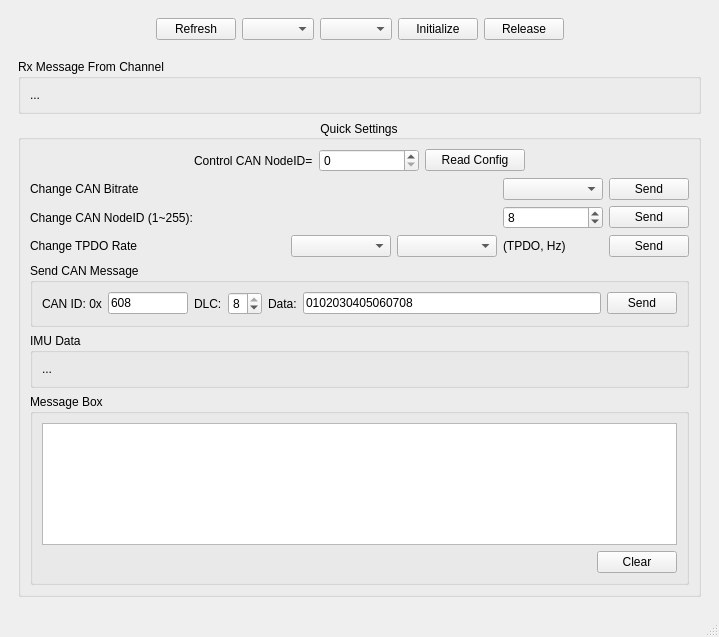
The window that pcan_qt.ui (avmm9898/PCAN_QT) describes before a commit, drawn with Qt 5.
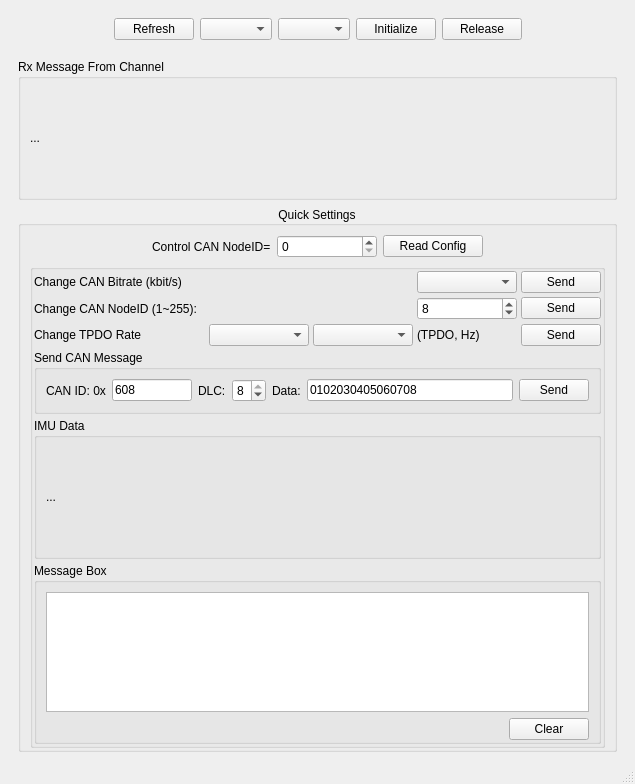
The same window after the commit.

Patch:
```diff
--- a/pcan_qt.ui
+++ b/pcan_qt.ui
@@ -6,8 +6,8 @@
    <rect>
     <x>0</x>
     <y>0</y>
-    <width>719</width>
-    <height>637</height>
+    <width>635</width>
+    <height>784</height>
    </rect>
   </property>
   <property name="windowTitle">
@@ -15,6 +15,9 @@
   </property>
   <widget class="QWidget" name="centralwidget">
    <layout class="QHBoxLayout" name="horizontalLayout_7">
+    <property name="bottomMargin">
+     <number>1</number>
+    </property>
     <item>
      <widget class="QStackedWidget" name="stackedWidget">
       <property name="currentIndex">
@@ -93,6 +96,12 @@
           <layout class="QVBoxLayout" name="verticalLayout_6">
            <item>
             <widget class="QLabel" name="Label_can_rx">
+             <property name="minimumSize">
+              <size>
+               <width>0</width>
+               <height>100</height>
+              </size>
+             </property>
              <property name="text">
               <string>...</string>
              </property>
@@ -113,6 +122,9 @@
            <bool>false</bool>
           </property>
           <layout class="QVBoxLayout" name="verticalLayout_9">
+           <property name="bottomMargin">
+            <number>1</number>
+           </property>
            <item>
             <layout class="QHBoxLayout" name="horizontalLayout">
              <item>
@@ -186,11 +198,35 @@
             </layout>
            </item>
            <item>
+            <widget class="QGroupBox" name="GB_qsc_content">
+             <property name="title">
+              <string/>
+             </property>
+             <property name="flat">
+              <bool>true</bool>
+             </property>
+             <layout class="QVBoxLayout" name="verticalLayout_2">
+              <property name="spacing">
+               <number>4</number>
+              </property>
+              <property name="leftMargin">
+               <number>1</number>
+              </property>
+              <property name="topMargin">
+               <number>1</number>
+              </property>
+              <property name="rightMargin">
+               <number>1</number>
+              </property>
+              <property name="bottomMargin">
+               <number>1</number>
+              </property>
+              <item>
             <layout class="QHBoxLayout" name="horizontalLayout_8">
              <item>
               <widget class="QLabel" name="label_4">
                <property name="text">
-                <string>Change CAN Bitrate</string>
+                   <string>Change CAN Bitrate (kbit/s)</string>
                </property>
               </widget>
              </item>
@@ -354,7 +390,7 @@
               </widget>
              </item>
              <item>
-              <widget class="QPushButton" name="BTN_cahnge_tpdo_hz">
+                 <widget class="QPushButton" name="BTN_change_tpdo_hz">
                <property name="maximumSize">
                 <size>
                  <width>80</width>
@@ -374,7 +410,7 @@
               <string>Send CAN Message</string>
              </property>
              <property name="flat">
-              <bool>true</bool>
+                 <bool>false</bool>
              </property>
              <layout class="QVBoxLayout" name="verticalLayout_8">
               <item>
@@ -483,6 +519,12 @@
              <layout class="QVBoxLayout" name="verticalLayout">
               <item>
                <widget class="QLabel" name="Label_imudata">
+                   <property name="minimumSize">
+                    <size>
+                     <width>0</width>
+                     <height>100</height>
+                    </size>
+                   </property>
                 <property name="text">
                  <string>...</string>
                 </property>
@@ -500,6 +542,9 @@
               <bool>true</bool>
              </property>
              <layout class="QVBoxLayout" name="verticalLayout_7">
+                 <property name="bottomMargin">
+                  <number>1</number>
+                 </property>
               <item>
                <widget class="QTextBrowser" name="TB_fastsdo_msgbox"/>
               </item>
@@ -519,7 +564,7 @@
                  </spacer>
                 </item>
                 <item>
-                 <widget class="QPushButton" name="BTN_clear_fastsdo_msgbox">
+                    <widget class="QPushButton" name="BTN_clr_TB_fastsdo_msgbox">
                   <property name="text">
                    <string>Clear</string>
                   </property>
@@ -535,6 +580,9 @@
         </item>
        </layout>
       </widget>
+        </item>
+       </layout>
+      </widget>
      </widget>
     </item>
    </layout>
@@ -544,7 +592,7 @@
     <rect>
      <x>0</x>
      <y>0</y>
-     <width>719</width>
+     <width>635</width>
      <height>21</height>
     </rect>
    </property>
```
Lines whose indentation alone changed are shown as unchanged.
